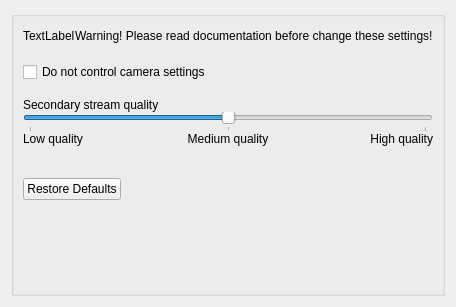
Above: client/src/ui/widgets/properties/advanced_settings_widget.ui from networkoptix/nx_open before the change. Below: the same form after it.
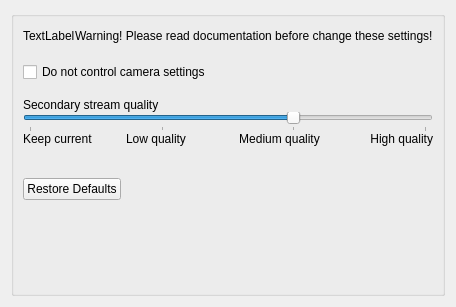
That is the form after the change.

Commit message:
camera advanced tab: UI part finished
<==== Mercurial data ====>
Branch: master

The edit to the form file:
```diff
--- a/client/src/ui/widgets/properties/advanced_settings_widget.ui
+++ b/client/src/ui/widgets/properties/advanced_settings_widget.ui
@@ -103,13 +103,13 @@
       <item>
        <widget class="QSlider" name="horizontalSlider">
         <property name="maximum">
-         <number>2</number>
+         <number>3</number>
         </property>
         <property name="pageStep">
          <number>1</number>
         </property>
         <property name="value">
-         <number>1</number>
+         <number>2</number>
         </property>
         <property name="orientation">
          <enum>Qt::Horizontal</enum>
@@ -124,7 +124,7 @@
         <property name="verticalSpacing">
          <number>0</number>
         </property>
-        <item row="0" column="0">
+        <item row="0" column="1">
          <widget class="QLabel" name="label_3">
           <property name="text">
            <string>Low quality</string>
@@ -134,7 +134,7 @@
           </property>
          </widget>
         </item>
-        <item row="0" column="1">
+        <item row="0" column="2">
          <widget class="QLabel" name="label_4">
           <property name="text">
            <string>Medium quality</string>
@@ -144,7 +144,7 @@
           </property>
          </widget>
         </item>
-        <item row="0" column="2">
+        <item row="0" column="3">
          <widget class="QLabel" name="label_5">
           <property name="text">
            <string>High quality</string>
@@ -154,6 +154,13 @@
           </property>
          </widget>
         </item>
+        <item row="0" column="0">
+         <widget class="QLabel" name="keepQualityLabel">
+          <property name="text">
+           <string>Keep current</string>
+          </property>
+         </widget>
+        </item>
        </layout>
       </item>
       <item>
```
Left out of the diff: 2 changed lines with no effect on the pictures. The commit also changes 10 other files.
